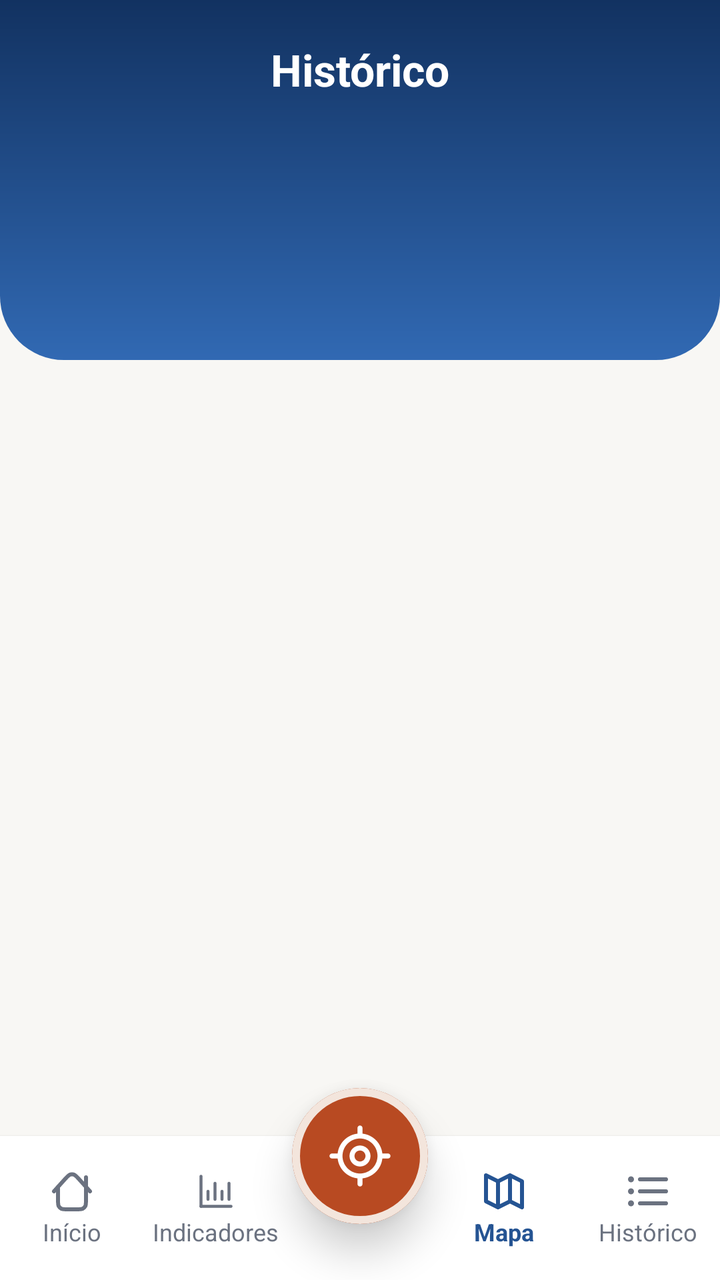
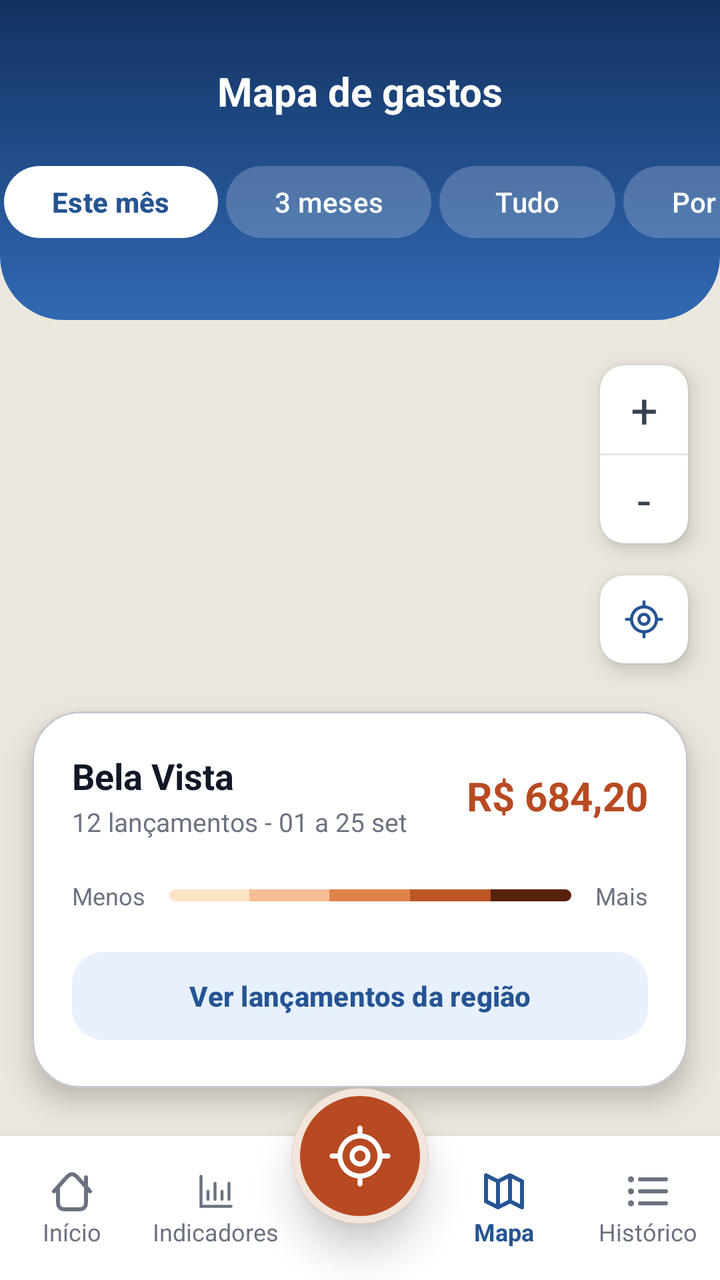

An Android layout rendered at two revisions. The XML below is the earlier revision; the diff shows what the commit changed to produce the second picture.
<!-- AndroidManifest.xml: application theme Theme.PIC -->
<!-- res/layout/activity_map.xml -->
<?xml version="1.0" encoding="utf-8"?>
<androidx.constraintlayout.widget.ConstraintLayout xmlns:android="http://schemas.android.com/apk/res/android"
    xmlns:app="http://schemas.android.com/apk/res-auto"
    xmlns:tools="http://schemas.android.com/tools"
    android:layout_width="match_parent"
    android:layout_height="match_parent"
    android:background="#F8F7F4">

    
    <androidx.core.widget.NestedScrollView
        android:id="@+id/nestedScrollView"
        android:layout_width="0dp"
        android:layout_height="0dp"
        android:fillViewport="true"
        app:layout_constraintBottom_toTopOf="@id/bottomNavContainer"
        app:layout_constraintEnd_toEndOf="parent"
        app:layout_constraintStart_toStartOf="parent"
        app:layout_constraintTop_toTopOf="parent">

        <androidx.constraintlayout.widget.ConstraintLayout
            android:layout_width="match_parent"
            android:layout_height="wrap_content"
            android:paddingBottom="24dp">

            
            <View
                android:id="@+id/headerBackground"
                android:layout_width="0dp"
                android:layout_height="180dp"
                android:background="@drawable/header_background"
                app:layout_constraintEnd_toEndOf="parent"
                app:layout_constraintStart_toStartOf="parent"
                app:layout_constraintTop_toTopOf="parent" />

            
            <TextView
                android:id="@+id/tvTitle"
                android:layout_width="wrap_content"
                android:layout_height="wrap_content"
                android:layout_marginTop="20dp"
                android:text="@string/title_history"
                android:textColor="@color/white"
                android:textSize="22sp"
                android:textStyle="bold"
                app:layout_constraintEnd_toEndOf="parent"
                app:layout_constraintStart_toStartOf="parent"
                app:layout_constraintTop_toTopOf="parent" />

        </androidx.constraintlayout.widget.ConstraintLayout>
    </androidx.core.widget.NestedScrollView>

    
    <androidx.constraintlayout.widget.ConstraintLayout
        android:id="@+id/bottomNavContainer"
        android:layout_width="0dp"
        android:layout_height="72dp"
        android:background="@color/white"
        android:elevation="2dp"
        app:layout_constraintBottom_toBottomOf="parent"
        app:layout_constraintEnd_toEndOf="parent"
        app:layout_constraintStart_toStartOf="parent">

        <LinearLayout
            android:layout_width="match_parent"
            android:layout_height="match_parent"
            android:orientation="horizontal">

            <LinearLayout
                android:id="@+id/btnInicio"
                android:layout_width="0dp"
                android:layout_height="match_parent"
                android:layout_weight="1"
                android:gravity="center"
                android:orientation="vertical">

                <ImageView
                    android:layout_width="24dp"
                    android:layout_height="24dp"
                    android:contentDescription="@null"
                    android:src="@drawable/house"
                    app:tint="#6B7280" />

                <TextView
                    android:layout_width="wrap_content"
                    android:layout_height="wrap_content"
                    android:text="@string/nav_home"
                    android:textColor="#6B7280"
                    android:textSize="12sp" />
            </LinearLayout>

            <LinearLayout
                android:id="@+id/btnIndicadores"
                android:layout_width="0dp"
                android:layout_height="match_parent"
                android:layout_weight="1"
                android:gravity="center"
                android:orientation="vertical">

                <ImageView
                    android:layout_width="24dp"
                    android:layout_height="24dp"
                    android:contentDescription="@null"
                    android:src="@drawable/bar_chart"
                    app:tint="#6B7280" />

                <TextView
                    android:layout_width="wrap_content"
                    android:layout_height="wrap_content"
                    android:text="@string/nav_indicators"
                    android:textColor="#6B7280"
                    android:textSize="12sp" />
            </LinearLayout>

            
            <View
                android:layout_width="0dp"
                android:layout_height="match_parent"
                android:layout_weight="1" />

            <LinearLayout
                android:id="@+id/btnMapa"
                android:layout_width="0dp"
                android:layout_height="match_parent"
                android:layout_weight="1"
                android:gravity="center"
                android:orientation="vertical">

                <ImageView
                    android:layout_width="24dp"
                    android:layout_height="24dp"
                    android:contentDescription="@null"
                    android:src="@drawable/map"
                    app:tint="#255493" />

                <TextView
                    android:layout_width="wrap_content"
                    android:layout_height="wrap_content"
                    android:text="@string/nav_map"
                    android:textColor="#255493"
                    android:textSize="12sp"
                    android:textStyle="bold" />
            </LinearLayout>

            
            <LinearLayout
                android:id="@+id/btnHistorico"
                android:layout_width="0dp"
                android:layout_height="match_parent"
                android:layout_weight="1"
                android:gravity="center"
                android:orientation="vertical">

                <ImageView
                    android:layout_width="24dp"
                    android:layout_height="24dp"
                    android:contentDescription="@null"
                    android:src="@drawable/list"
                    app:tint="#6B7280" />

                <TextView
                    android:layout_width="wrap_content"
                    android:layout_height="wrap_content"
                    android:text="@string/nav_history"
                    android:textColor="#6B7280"
                    android:textSize="12sp" />
            </LinearLayout>

        </LinearLayout>
    </androidx.constraintlayout.widget.ConstraintLayout>

    
    <com.google.android.material.card.MaterialCardView
        android:id="@+id/fabCenter"
        android:layout_width="68dp"
        android:layout_height="68dp"
        android:layout_marginBottom="28dp"
        app:cardBackgroundColor="#B84A22"
        app:cardCornerRadius="34dp"
        app:cardElevation="12dp"
        app:strokeColor="#F3E5DC"
        app:strokeWidth="4dp"
        app:layout_constraintBottom_toBottomOf="parent"
        app:layout_constraintEnd_toEndOf="parent"
        app:layout_constraintStart_toStartOf="parent">

        <ImageView
            android:layout_width="32dp"
            android:layout_height="32dp"
            android:layout_gravity="center"
            android:contentDescription="@null"
            android:src="@drawable/target"
            app:tint="@color/white" />
    </com.google.android.material.card.MaterialCardView>

</androidx.constraintlayout.widget.ConstraintLayout>
<!-- resources referenced by this layout -->
<resources>
  <color name="white">#FFFFFFFF</color>
  <!-- drawable header_background (drawable) -->
  <?xml version="1.0" encoding="utf-8"?>
  <shape xmlns:android="http://schemas.android.com/apk/res/android"
      android:shape="rectangle">
      <gradient
          android:angle="270"
          android:endColor="#3169B3"
          android:startColor="#123261" />
      <corners
          android:bottomLeftRadius="32dp"
          android:bottomRightRadius="32dp" />
  </shape>
  <!-- drawable house (drawable) -->
  <vector xmlns:android="http://schemas.android.com/apk/res/android" android:height="26dp" android:viewportHeight="24" android:viewportWidth="24" android:width="26dp">
        
      <path android:fillColor="#00000000" android:pathData="M5,9.777V16.2C5,17.88 5,18.72 5.327,19.362C5.615,19.927 6.074,20.385 6.638,20.673C7.28,21 8.12,21 9.8,21H14.2C15.88,21 16.72,21 17.362,20.673C17.927,20.385 18.385,19.927 18.673,19.362C19,18.72 19,17.88 19,16.2V5M21,12L15.567,5.964C14.331,4.591 13.713,3.905 12.986,3.651C12.347,3.429 11.651,3.429 11.012,3.652C10.284,3.905 9.667,4.592 8.431,5.965L3,12" android:strokeColor="#000000" android:strokeLineCap="round" android:strokeLineJoin="round" android:strokeWidth="2"/>
      
  </vector>
  <!-- drawable list (drawable) -->
  <vector xmlns:android="http://schemas.android.com/apk/res/android" android:height="26dp" android:viewportHeight="24" android:viewportWidth="24" android:width="26dp">
        
      <path android:fillColor="#00000000" android:pathData="M8,6.001L21,6.001M8,12.001L21,12.002M8,18.001L21,18.001M3.5,6H3.51M3.5,12H3.51M3.5,18H3.51M4,6C4,6.276 3.776,6.5 3.5,6.5C3.224,6.5 3,6.276 3,6C3,5.724 3.224,5.5 3.5,5.5C3.776,5.5 4,5.724 4,6ZM4,12C4,12.276 3.776,12.5 3.5,12.5C3.224,12.5 3,12.276 3,12C3,11.724 3.224,11.5 3.5,11.5C3.776,11.5 4,11.724 4,12ZM4,18C4,18.276 3.776,18.5 3.5,18.5C3.224,18.5 3,18.276 3,18C3,17.724 3.224,17.5 3.5,17.5C3.776,17.5 4,17.724 4,18Z" android:strokeColor="#000000" android:strokeLineCap="round" android:strokeLineJoin="round" android:strokeWidth="2"/>
      
  </vector>
  <!-- drawable map (drawable) -->
  <vector xmlns:android="http://schemas.android.com/apk/res/android" android:height="26dp" android:viewportHeight="24" android:viewportWidth="24" android:width="26dp">
        
      <path android:fillColor="#00000000" android:pathData="M9,20L3,17V4L9,7M9,20L15,17M9,20V7M15,17L21,20V7L15,4M15,17V4M9,7L15,4" android:strokeColor="#000000" android:strokeLineCap="round" android:strokeLineJoin="round" android:strokeWidth="2"/>
      
  </vector>
  <string name="nav_history">Histórico</string>
  <string name="nav_home">Início</string>
  <string name="nav_indicators">Indicadores</string>
  <string name="nav_map">Mapa</string>
  <string name="title_history">Histórico</string>
  <style name="Theme.PIC" parent="Base.Theme.PIC" />
  <style name="Base.Theme.PIC" parent="Theme.Material3.DayNight.NoActionBar">
          
          
      </style>
  <!-- unchanged entries left out for length: 2 -->
</resources>

<!-- the commit's change to res/layout/activity_map.xml (unified diff, before → after) -->
@@ -4,50 +4,315 @@
     xmlns:tools="http://schemas.android.com/tools"
     android:layout_width="match_parent"
     android:layout_height="match_parent"
-    android:background="#F8F7F4">
-
-    
-    <androidx.core.widget.NestedScrollView
-        android:id="@+id/nestedScrollView"
+    android:background="#EBE7DE"> 
+
+    
+    <View
+        android:id="@+id/mapPlaceholder"
         android:layout_width="0dp"
         android:layout_height="0dp"
-        android:fillViewport="true"
+        app:layout_constraintBottom_toBottomOf="parent"
+        app:layout_constraintEnd_toEndOf="parent"
+        app:layout_constraintStart_toStartOf="parent"
+        app:layout_constraintTop_toTopOf="parent" />
+
+    
+    
+    <View
+        android:id="@+id/headerBackground"
+        android:layout_width="0dp"
+        android:layout_height="160dp"
+        android:background="@drawable/header_background"
+        app:layout_constraintEnd_toEndOf="parent"
+        app:layout_constraintStart_toStartOf="parent"
+        app:layout_constraintTop_toTopOf="parent" />
+
+    
+    <TextView
+        android:id="@+id/tvTitle"
+        android:layout_width="wrap_content"
+        android:layout_height="wrap_content"
+        android:layout_marginTop="32dp"
+        android:text="@string/title_map"
+        android:textColor="@color/white"
+        android:textSize="20sp"
+        android:textStyle="bold"
+        app:layout_constraintEnd_toEndOf="parent"
+        app:layout_constraintStart_toStartOf="parent"
+        app:layout_constraintTop_toTopOf="parent" />
+
+    
+    <HorizontalScrollView
+        android:id="@+id/scrollFilters"
+        android:layout_width="0dp"
+        android:layout_height="wrap_content"
+        android:layout_marginTop="20dp"
+        android:clipToPadding="false"
+        android:paddingHorizontal="2dp"
+        android:scrollbars="none"
+        app:layout_constraintEnd_toEndOf="parent"
+        app:layout_constraintStart_toStartOf="parent"
+        app:layout_constraintTop_toBottomOf="@id/tvTitle">
+
+        <LinearLayout
+            android:layout_width="wrap_content"
+            android:layout_height="wrap_content"
+            android:orientation="horizontal">
+
+            
+            <com.google.android.material.button.MaterialButton
+                android:id="@+id/btnFilterCurrent"
+                android:layout_width="wrap_content"
+                android:layout_height="44dp"
+                android:layout_marginEnd="4dp"
+                android:text="@string/btn_mes"
+                android:textAllCaps="false"
+                android:textColor="#255493"
+                android:textSize="14sp"
+                android:textStyle="bold"
+                app:backgroundTint="@color/white"
+                app:cornerRadius="22dp" />
+
+            
+            <com.google.android.material.button.MaterialButton
+                android:id="@+id/btnFilter3Months"
+                android:layout_width="wrap_content"
+                android:layout_height="44dp"
+                android:layout_marginEnd="4dp"
+                android:text="@string/btn_meses"
+                android:textAllCaps="false"
+                android:textColor="@color/white"
+                android:textSize="14sp"
+                app:backgroundTint="#33FFFFFF"
+                app:cornerRadius="22dp"
+                app:strokeWidth="0dp" />
+
+            <com.google.android.material.button.MaterialButton
+                android:id="@+id/btnFilterAll"
+                android:layout_width="wrap_content"
+                android:layout_height="44dp"
+                android:layout_marginEnd="4dp"
+                android:text="@string/btn_tudo"
+                android:textAllCaps="false"
+                android:textColor="@color/white"
+                android:textSize="14sp"
+                app:backgroundTint="#33FFFFFF"
+                app:cornerRadius="22dp"
+                app:strokeWidth="0dp" />
+
+            <com.google.android.material.button.MaterialButton
+                android:id="@+id/btnFilterType"
+                android:layout_width="wrap_content"
+                android:layout_height="44dp"
+                android:text="@string/btn_tipo"
+                android:textAllCaps="false"
+                android:textColor="@color/white"
+                android:textSize="14sp"
+                app:backgroundTint="#33FFFFFF"
+                app:cornerRadius="22dp"
+                app:strokeWidth="0dp" />
+        </LinearLayout>
+    </HorizontalScrollView>
+
+    
+    <com.google.android.material.card.MaterialCardView
+        android:id="@+id/cardRegionInfo"
+        android:layout_width="0dp"
+        android:layout_height="wrap_content"
+        android:layout_marginHorizontal="16dp"
+        android:layout_marginBottom="24dp"
+        app:cardBackgroundColor="@color/white"
+        app:cardCornerRadius="24dp"
+        app:cardElevation="8dp"
         app:layout_constraintBottom_toTopOf="@id/bottomNavContainer"
         app:layout_constraintEnd_toEndOf="parent"
-        app:layout_constraintStart_toStartOf="parent"
-        app:layout_constraintTop_toTopOf="parent">
+        app:layout_constraintStart_toStartOf="parent">
 
         <androidx.constraintlayout.widget.ConstraintLayout
             android:layout_width="match_parent"
             android:layout_height="wrap_content"
-            android:paddingBottom="24dp">
-
-            
-            <View
-                android:id="@+id/headerBackground"
-                android:layout_width="0dp"
-                android:layout_height="180dp"
-                android:background="@drawable/header_background"
-                app:layout_constraintEnd_toEndOf="parent"
+            android:padding="20dp">
+
+            
+            <TextView
+                android:id="@+id/tvRegionName"
+                android:layout_width="wrap_content"
+                android:layout_height="wrap_content"
+                android:text="Bela Vista"
+                android:textColor="#111827"
+                android:textSize="18sp"
+                android:textStyle="bold"
                 app:layout_constraintStart_toStartOf="parent"
                 app:layout_constraintTop_toTopOf="parent" />
 
-            
             <TextView
-                android:id="@+id/tvTitle"
-                android:layout_width="wrap_content"
+                android:id="@+id/tvRegionDetails"
+                android:layout_width="wrap_content"
+                android:layout_height="wrap_content"
+                android:layout_marginTop="2dp"
+                android:text="12 lançamentos - 01 a 25 set"
+                android:textColor="#6B7280"
+                android:textSize="13sp"
+                app:layout_constraintStart_toStartOf="parent"
+                app:layout_constraintTop_toBottomOf="@id/tvRegionName" />
+
+            
+            <TextView
+                android:id="@+id/tvRegionTotal"
+                android:layout_width="wrap_content"
+                android:layout_height="wrap_content"
+                android:text="R$ 684,20"
+                android:textColor="#B84A22"
+                android:textSize="20sp"
+                android:textStyle="bold"
+                app:layout_constraintBottom_toBottomOf="@id/tvRegionDetails"
+                app:layout_constraintEnd_toEndOf="parent"
+                app:layout_constraintTop_toTopOf="@id/tvRegionName" />
+
+            
+            <LinearLayout
+                android:id="@+id/layoutIntensityBar"
+                android:layout_width="match_parent"
                 android:layout_height="wrap_content"
                 android:layout_marginTop="20dp"
-                android:text="@string/title_history"
-                android:textColor="@color/white"
-                android:textSize="22sp"
+                android:gravity="center_vertical"
+                android:orientation="horizontal"
+                app:layout_constraintTop_toBottomOf="@id/tvRegionDetails">
+
+                <TextView
+                    android:layout_width="wrap_content"
+                    android:layout_height="wrap_content"
+                    android:text="@string/text_menos"
+                    android:textColor="#6B7280"
+                    android:textSize="12sp" />
+
+                
+                <com.google.android.material.card.MaterialCardView
+                    android:layout_width="0dp"
+                    android:layout_height="6dp"
+                    android:layout_marginHorizontal="12dp"
+                    android:layout_weight="1"
+                    app:cardCornerRadius="3dp"
+                    app:cardElevation="0dp"
+                    app:strokeWidth="0dp">
+
+                    <LinearLayout
+                        android:layout_width="match_parent"
+                        android:layout_height="match_parent"
+                        android:orientation="horizontal">
+
+                        <View android:layout_width="0dp" android:layout_height="match_parent" android:layout_weight="1" android:background="#FCE3C5" />
+                        <View android:layout_width="0dp" android:layout_height="match_parent" android:layout_weight="1" android:background="#F5BE94" />
+                        <View android:layout_width="0dp" android:layout_height="match_parent" android:layout_weight="1" android:background="#E0834B" />
+                        <View android:layout_width="0dp" android:layout_height="match_parent" android:layout_weight="1" android:background="#BC5625" />
+                        <View android:layout_width="0dp" android:layout_height="match_parent" android:layout_weight="1" android:background="#57220C" />
+                    </LinearLayout>
+                </com.google.android.material.card.MaterialCardView>
+
+                <TextView
+                    android:layout_width="wrap_content"
+                    android:layout_height="wrap_content"
+                    android:text="@string/text_mais"
+                    android:textColor="#6B7280"
+                    android:textSize="12sp" />
+            </LinearLayout>
+
+            
+            <com.google.android.material.button.MaterialButton
+                android:id="@+id/btnViewEntries"
+                android:layout_width="match_parent"
+                android:layout_height="52dp"
+                android:layout_marginTop="16dp"
+                android:text="@string/btn_lancamentos"
+                android:textAllCaps="false"
+                android:textColor="#255493"
+                android:textSize="14sp"
                 android:textStyle="bold"
-                app:layout_constraintEnd_toEndOf="parent"
-                app:layout_constraintStart_toStartOf="parent"
-                app:layout_constraintTop_toTopOf="parent" />
+                app:cornerRadius="16dp"
+                android:clickable="true"
+                android:focusable="true"
+                android:foreground="?attr/selectableItemBackground"
+                app:backgroundTint="#E8F0FE"
+                app:layout_constraintTop_toBottomOf="@id/layoutIntensityBar" />
 
         </androidx.constraintlayout.widget.ConstraintLayout>
-    </androidx.core.widget.NestedScrollView>
+    </com.google.android.material.card.MaterialCardView>
+
+    
+    
+    <com.google.android.material.card.MaterialCardView
+        android:id="@+id/cardMapZoom"
+        android:layout_width="44dp"
+        android:layout_height="wrap_content"
+        android:layout_marginEnd="16dp"
+        android:layout_marginBottom="16dp"
+        app:cardBackgroundColor="@color/white"
+        app:cardCornerRadius="12dp"
+        app:cardElevation="6dp"
+        app:strokeWidth="0dp"
+        app:layout_constraintBottom_toTopOf="@id/cardMapLocate"
+        app:layout_constraintEnd_toEndOf="parent">
+
+        <LinearLayout
+            android:layout_width="match_parent"
+            android:layout_height="wrap_content"
+            android:orientation="vertical">
+
+            
+            <TextView
+                android:layout_width="match_parent"
+                android:layout_height="44dp"
+                android:gravity="center"
+                android:text="@string/btn_plus"
+                android:textColor="#374151"
+                android:textSize="24sp"
+                android:background="?attr/selectableItemBackground"
+                android:clickable="true"
+                android:focusable="true"/>
+            <View
+                android:layout_width="match_parent"
+                android:layout_height="1dp"
+                android:background="#E5E7EB" />
+
+            
+            <TextView
+                android:layout_width="match_parent"
+                android:layout_height="44dp"
+                android:gravity="center"
+                android:text="@string/btn_minus"
+                android:textColor="#374151"
+                android:textSize="24sp"
+                android:background="?attr/selectableItemBackground"
+                android:clickable="true"
+                android:focusable="true"/>
+        </LinearLayout>
+    </com.google.android.material.card.MaterialCardView>
+
+    
+    <com.google.android.material.card.MaterialCardView
+        android:id="@+id/cardMapLocate"
+        android:layout_width="44dp"
+        android:layout_height="44dp"
+        android:layout_marginEnd="16dp"
+        android:layout_marginBottom="24dp"
+        app:cardBackgroundColor="@color/white"
+        app:cardCornerRadius="12dp"
+        app:cardElevation="6dp"
+        app:strokeWidth="0dp"
+        android:background="?attr/selectableItemBackground"
+        android:clickable="true"
+        android:focusable="true"
+        app:layout_constraintBottom_toTopOf="@id/cardRegionInfo"
+        app:layout_constraintEnd_toEndOf="parent">
+
+        <ImageView
+            android:layout_width="20dp"
+            android:layout_height="20dp"
+            android:layout_gravity="center"
+            android:contentDescription="localização atual"
+            android:src="@drawable/target"
+            app:tint="#255493" />
+    </com.google.android.material.card.MaterialCardView>
 
     
     <androidx.constraintlayout.widget.ConstraintLayout
@@ -55,7 +320,7 @@
         android:layout_width="0dp"
         android:layout_height="72dp"
         android:background="@color/white"
-        android:elevation="2dp"
+        android:elevation="8dp"
         app:layout_constraintBottom_toBottomOf="parent"
         app:layout_constraintEnd_toEndOf="parent"
         app:layout_constraintStart_toStartOf="parent">
@@ -117,6 +382,7 @@
                 android:layout_height="match_parent"
                 android:layout_weight="1" />
 
+            
             <LinearLayout
                 android:id="@+id/btnMapa"
                 android:layout_width="0dp"
@@ -177,11 +443,11 @@
         app:cardBackgroundColor="#B84A22"
         app:cardCornerRadius="34dp"
         app:cardElevation="12dp"
+        app:layout_constraintBottom_toBottomOf="parent"
+        app:layout_constraintEnd_toEndOf="parent"
+        app:layout_constraintStart_toStartOf="parent"
         app:strokeColor="#F3E5DC"
-        app:strokeWidth="4dp"
-        app:layout_constraintBottom_toBottomOf="parent"
-        app:layout_constraintEnd_toEndOf="parent"
-        app:layout_constraintStart_toStartOf="parent">
+        app:strokeWidth="4dp">
 
         <ImageView
             android:layout_width="32dp"
<!-- resource entries referenced after the edit -->
@@ -31,11 +31,20 @@
       <path android:fillColor="#00000000" android:pathData="M9,20L3,17V4L9,7M9,20L15,17M9,20V7M15,17L21,20V7L15,4M15,17V4M9,7L15,4" android:strokeColor="#000000" android:strokeLineCap="round" android:strokeLineJoin="round" android:strokeWidth="2"/>
       
   </vector>
+  <string name="btn_lancamentos">Ver lançamentos da região</string>
+  <string name="btn_mes">Este mês</string>
+  <string name="btn_meses">3 meses</string>
+  <string name="btn_minus">-</string>
+  <string name="btn_plus">+</string>
+  <string name="btn_tipo">Por tipo</string>
+  <string name="btn_tudo">Tudo</string>
   <string name="nav_history">Histórico</string>
   <string name="nav_home">Início</string>
   <string name="nav_indicators">Indicadores</string>
   <string name="nav_map">Mapa</string>
-  <string name="title_history">Histórico</string>
+  <string name="text_mais">Mais</string>
+  <string name="text_menos">Menos</string>
+  <string name="title_map">Mapa de gastos</string>
   <style name="Theme.PIC" parent="Base.Theme.PIC" />
   <style name="Base.Theme.PIC" parent="Theme.Material3.DayNight.NoActionBar">
           
